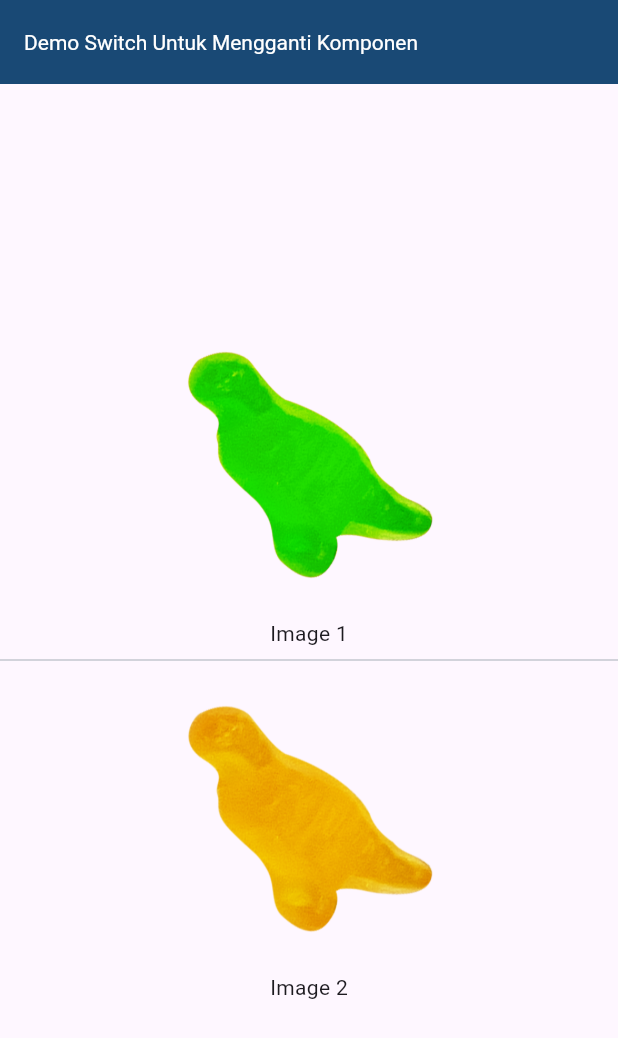
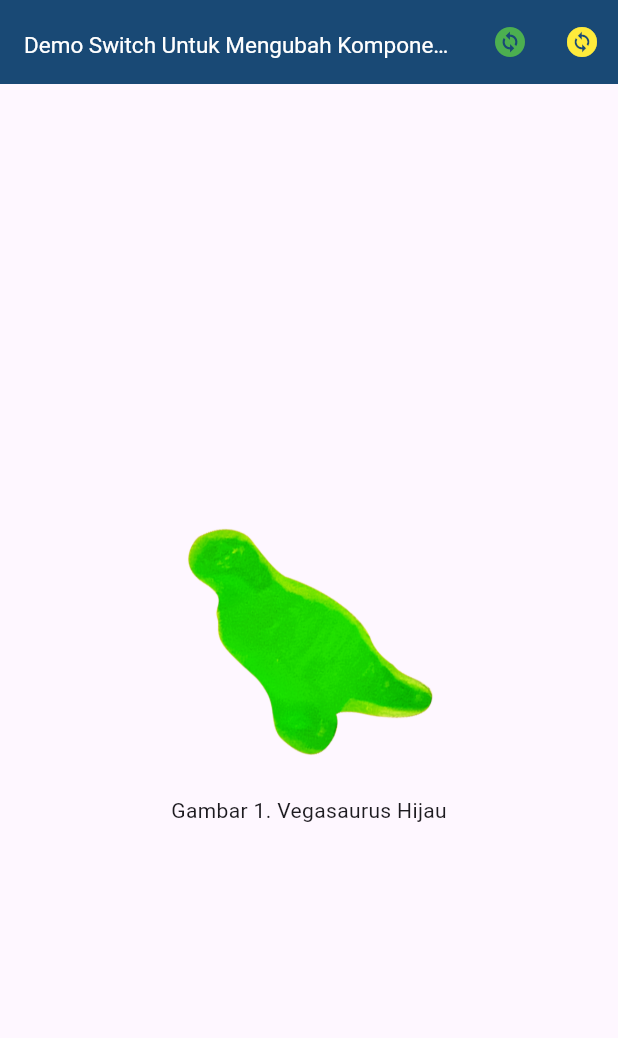
Before and after one commit to ddreambug/flutter_learning-Basic_From_Book, a Flutter app: the screen it shows after launch, on a phone screen of 412 x 824 dp. Shown: the top 1038 px of the screen. Run offline on Flutter 3.47's test engine with Material 3 defaults, Android fonts, the phone set to English and light mode, and no system bars.

Commit message:
final app

```diff
--- a/lib/demo_switch.dart
+++ b/lib/demo_switch.dart
@@ -10,31 +10,65 @@ class DemoSwitch extends StatefulWidget {
 }
 
 class _DemoSwitchState extends State<DemoSwitch> {
-  final image1 = 'lib/assets/images/vegaHijau.png';
-  final image2 = 'lib/assets/images/vegaKuning.png';
+  String imageAssets = 'lib/assets/images/vegaHijau.png';
+  String imageNumber = '1. Vegasaurus Hijau';
+  final iconRight = const Icon(Icons.arrow_right);
+
+  void selectImage(int index) {
+    setState(() {
+      switch (index) {
+        case 0:
+          imageAssets = 'lib/assets/images/vegaHijau.png';
+          imageNumber = '1. Vegasaurus Hijau';
+          break;
+        case 1:
+          imageAssets = 'lib/assets/images/vegaKuning.png';
+          imageNumber = '2. Vegasaurus Kuning';
+          break;
+      }
+    });
+  }
+
   @override
   Widget build(BuildContext context) {
     return Scaffold(
       appBar: AppBar(
-        title: const Text('Demo Switch Untuk Mengganti Komponen'),
+        title: Text.rich(TextSpan(children: [
+          const TextSpan(text: 'Demo Switch Untuk Mengubah Komponen '),
+          WidgetSpan(child: iconRight)
+        ])),
+        actions: [
+          IconButton(
+            onPressed: () {
+              selectImage(0);
+            },
+            icon: const Icon(
+              Icons.change_circle_sharp,
+              color: Colors.green,
+            ),
+          ),
+          IconButton(
+            onPressed: () {
+              selectImage(1);
+            },
+            icon: const Icon(
+              Icons.change_circle_sharp,
+              color: Colors.yellow,
+            ),
+          ),
+        ],
+
         //button gantinya ada di sini
       ),
       body: Column(
         mainAxisAlignment: MainAxisAlignment.center,
         children: [
           Image.asset(
-            'lib/assets/images/vegaHijau.png',
+            imageAssets,
             width: double.infinity,
             height: 200,
           ),
-          const Text('Image 1'),
-          const Divider(),
-          Image.asset(
-            'lib/assets/images/vegaKuning.png',
-            width: double.infinity,
-            height: 200,
-          ),
-          const Text('Image 2'),
+          Text('Gambar $imageNumber'),
         ],
       ),
     );
--- a/lib/main.dart
+++ b/lib/main.dart
@@ -24,7 +24,7 @@ class MyApp extends StatelessWidget {
               titleLarge: TextStyle(
                   fontWeight: FontWeight.normal,
                   color: kColorScheme.onSecondaryContainer,
-                  fontSize: 14))),
+                  fontSize: 15))),
       home: const DemoSwitch(),
     );
   }
```
